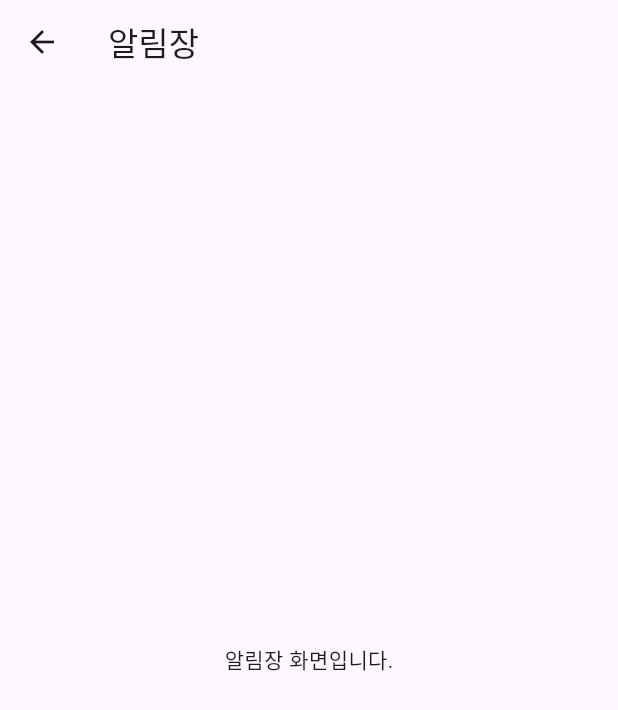
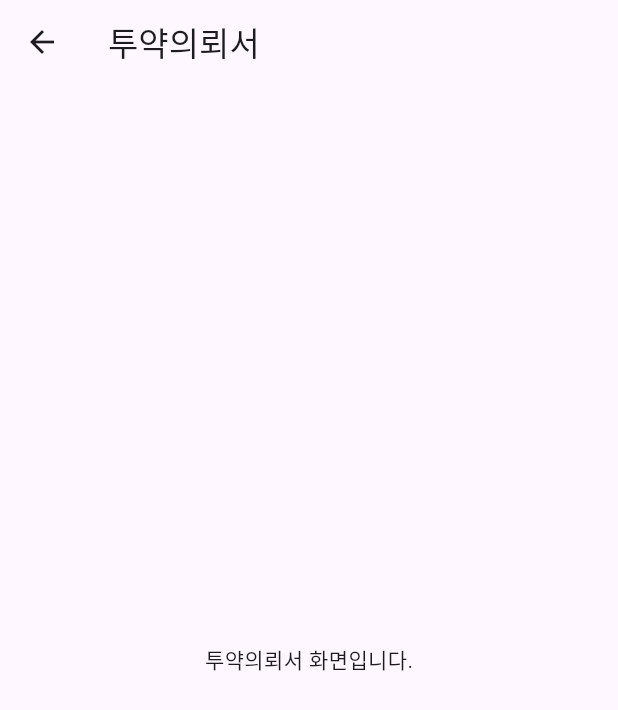
Before and after one commit to edenism79/homeworkking, a Flutter app: the MedicineRequestScreen screen opened directly, on a phone screen of 412 x 824 dp. Shown: the top 710 px of the screen. Run offline on Flutter 3.47's test engine with Material 3 defaults, Android fonts, the light colour scheme and no system bars.

Commit message:
투약의뢰서 수정

```diff
--- a/lib/medicinerequestscreen.dart
+++ b/lib/medicinerequestscreen.dart
@@ -5,10 +5,10 @@ class MedicineRequestScreen extends StatelessWidget {
   Widget build(BuildContext context) {
     return Scaffold(
       appBar: AppBar(
-        title: Text('알림장'),
+        title: Text('투약의뢰서'),
       ),
       body: Center(
-        child: Text('알림장 화면입니다.'),
+        child: Text('투약의뢰서 화면입니다.'),
       ),
     );
   }
```
